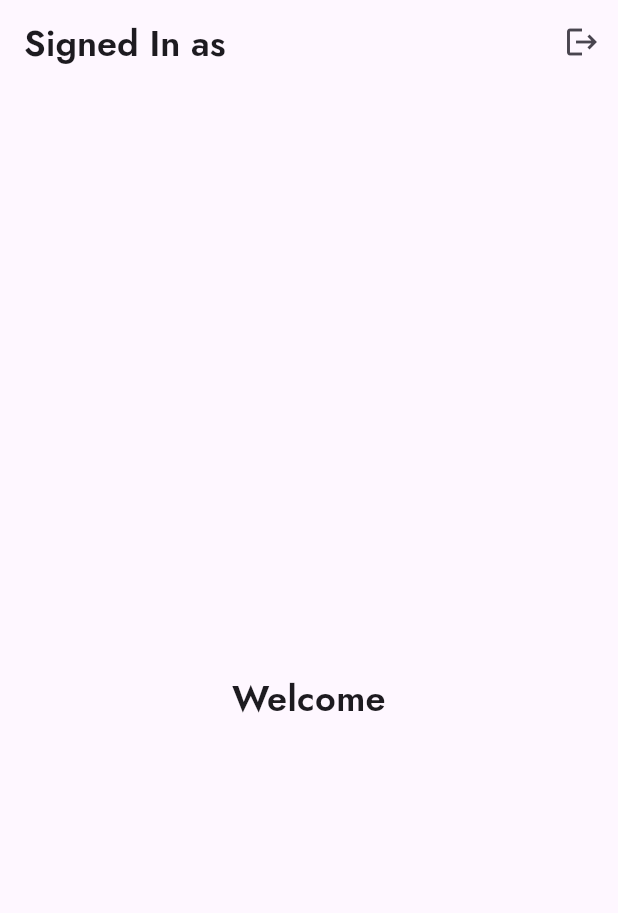
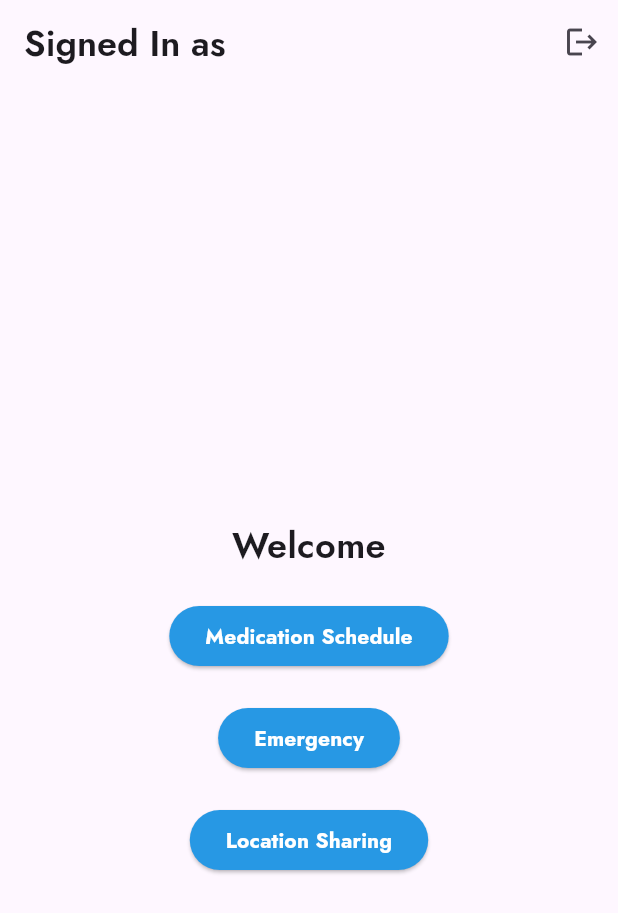
Before and after one commit to shadabtanjeed/ElderRing, a Flutter app: the screen it shows once a user with an empty profile is signed in, on a phone screen of 412 x 824 dp. Shown: the top 913 px of the screen. Run offline on Flutter 3.47's test engine with Material 3 defaults, Android fonts, the phone set to English and light mode, and no system bars; our stand-ins replace firebase_auth, firebase_core; accounts and stored records are empty.

Commit message:
added buttons in homepage

```diff
--- a/elder_ring/lib/home_page.dart
+++ b/elder_ring/lib/home_page.dart
@@ -47,6 +47,57 @@ class HomePageState extends State<HomePage> {
                 ),
                 textAlign: TextAlign.center,
               ),
+              const SizedBox(height: 20),
+              ElevatedButton(
+                onPressed: () {
+                  // Handle button press
+                },
+                child: Text(
+                  'Medication Schedule',
+                  style: TextStyle(
+                    fontFamily: 'Jost',
+                    fontWeight: FontWeight.bold,
+                  ),
+                ),
+                style: ButtonStyle(
+                  backgroundColor: MaterialStateProperty.all(Color(0xFF2798E4)),
+                  foregroundColor: MaterialStateProperty.all(Colors.white),
+                ),
+              ),
+              const SizedBox(height: 20),
+              ElevatedButton(
+                onPressed: () {
+                  // Handle button press
+                },
+                child: Text(
+                  'Emergency',
+                  style: TextStyle(
+                    fontFamily: 'Jost',
+                    fontWeight: FontWeight.bold,
+                  ),
+                ),
+                style: ButtonStyle(
+                  backgroundColor: MaterialStateProperty.all(Color(0xFF2798E4)),
+                  foregroundColor: MaterialStateProperty.all(Colors.white),
+                ),
+              ),
+              const SizedBox(height: 20),
+              ElevatedButton(
+                onPressed: () {
+                  // Handle button press
+                },
+                child: Text(
+                  'Location Sharing',
+                  style: TextStyle(
+                    fontFamily: 'Jost',
+                    fontWeight: FontWeight.bold,
+                  ),
+                ),
+                style: ButtonStyle(
+                  backgroundColor: MaterialStateProperty.all(Color(0xFF2798E4)),
+                  foregroundColor: MaterialStateProperty.all(Colors.white),
+                ),
+              ),
             ],
           ),
         ),
```
Also changed, not shown: elder_ring/lib/login_page.dart (line endings or trailing spaces).
